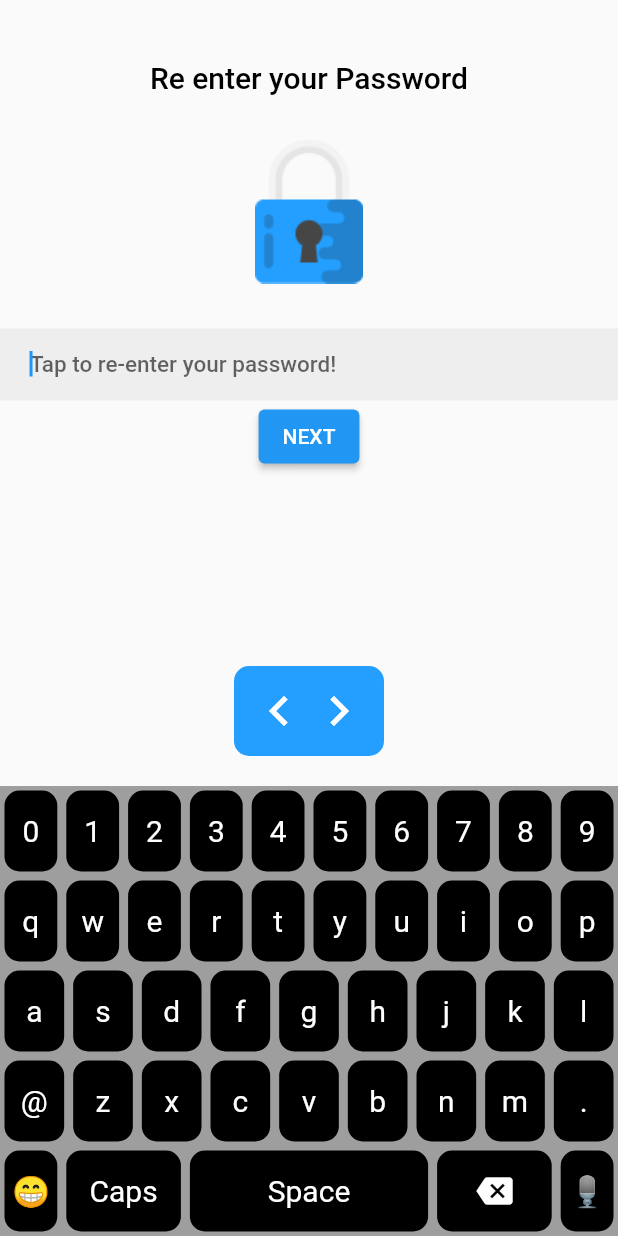
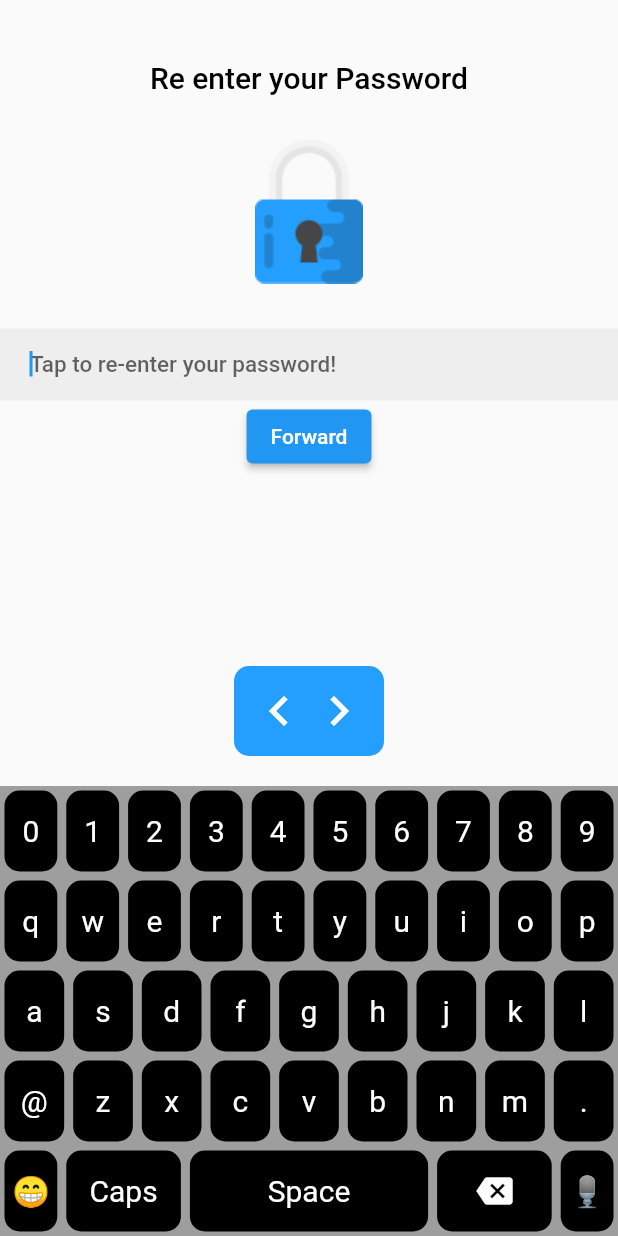
Before and after one commit to alishafarman1/EasyRom-For-Elderly-People, a Flutter app: the RePasswordScreen screen opened by its route, on a phone screen of 412 x 824 dp. Run offline on Flutter 3.47's test engine with Material 2 defaults, Android fonts, the light colour scheme and no system bars; our stand-ins replace connectivity, dio, easy_localization, flutter_keyboard_visibility, flutter_tts, freezed_annotation and 4 more; missing offline and left inert: emoji_picker; Roboto replaces fonts that are missing (Poppins).

Commit message:
-  Translations completed

```diff
--- a/lib/src/views/device_setup_wizard/re_password_screen.dart
+++ b/lib/src/views/device_setup_wizard/re_password_screen.dart
@@ -1,3 +1,4 @@
+import 'package:easy_localization/easy_localization.dart';
 import 'package:easy_rom_prototype/generated/images.asset.dart';
 import 'package:easy_rom_prototype/src/configs/app_setup.locator.dart';
 import 'package:easy_rom_prototype/src/services/local/navigation_service.dart';
@@ -14,7 +15,7 @@ class RePasswordScreen extends StatelessWidget {
   @override
   Widget build(BuildContext context) {
     //return KeyboardDemo();
-    locator<SpeechService>().speak("Re-Enter your password to complete setup!");
+    locator<SpeechService>().speak("re_enter_password_title".tr());
     return Scaffold(
       resizeToAvoidBottomInset: false,
       body: SafeArea(
@@ -23,7 +24,7 @@ class RePasswordScreen extends StatelessWidget {
             SizedBox(height: 40),
             Center(
               child: Text(
-                'Re enter your Password',
+                're_enter_password'.tr(),
                 style: TextStyle(
                   fontFamily: 'Poppins',
                   fontSize: 20,
@@ -39,15 +40,14 @@ class RePasswordScreen extends StatelessWidget {
             AppTextField(
                 isPassword: true,
                 controller: _controller,
-                placeholder: "Tap to re-enter your password!"),
+                placeholder: "tap_to_re_enter".tr()),
             ElevatedButton(
                 onPressed: () {
                   NavService.launcher();
-                  locator<SpeechService>()
-                      .speak("Welcome to your new smart phone");
+                  locator<SpeechService>().speak("welcome_to_new_phone".tr());
                 },
-                child: Text("NEXT")),
-            SizedBox(height: 10),
+                child: Text("next".tr())),
+            SizedBox(height: 0),
             Spacer(),
             CustomKeyboard(controller: _controller)
           ],
```
Also changed, not shown: assets/langs/en-US.json (+14 -0 lines), assets/langs/ur-PK.json (+14 -0 lines), lib/src/views/device_setup_wizard/account_sign_in.dart (+7 -6 lines), lib/src/views/device_setup_wizard/fingerprint_setup.dart (+4 -3 lines), lib/src/views/device_setup_wizard/password_screen.dart (+7 -5 lines).
